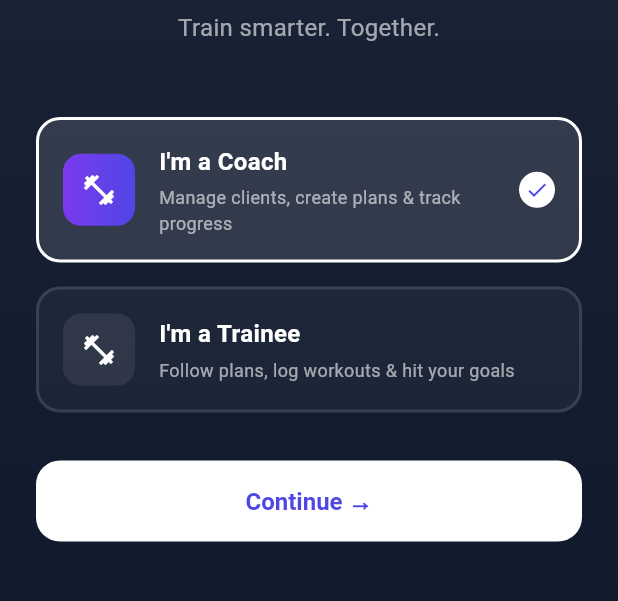
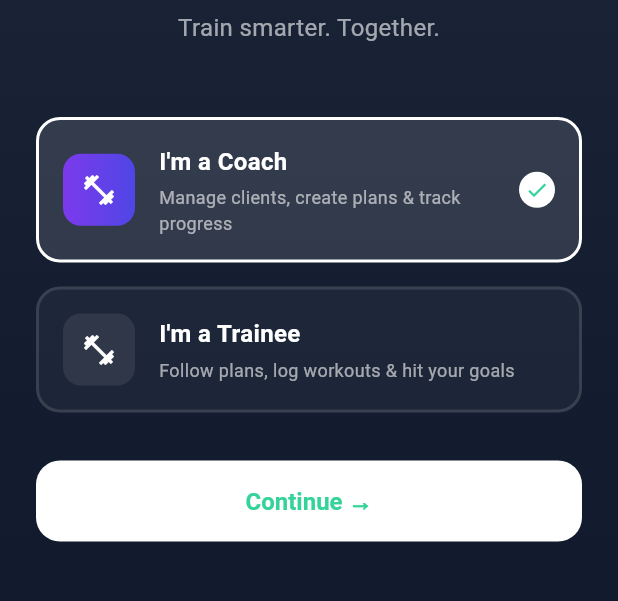
Before and after one commit to omarfaysal1111/guidr, a Flutter app: the screen it shows after launch, after a tap on "I'm a Coach", on a phone screen of 412 x 824 dp, the part 444-1045 px from its top. Run offline on Flutter 3.47's test engine with Material 3 defaults, Android fonts, the phone set to English and light mode, and no system bars; our stand-ins replace equatable, flutter_bloc, get_it, shared_preferences; network calls fail.

Commit message:
Update configuration files and theme colors
- Added missing include statements in Debug.xcconfig and Release.xcconfig for iOS and macOS.
- Updated primary color definitions in app_colors.dart for better theme consistency.
- Changed CardTheme to CardThemeData in app_theme.dart for Flutter compatibility.
- Updated pubspec.lock with new package versions.
- Created Podfile for iOS and macOS with necessary configurations.

```diff
--- a/lib/core/theme/app_colors.dart
+++ b/lib/core/theme/app_colors.dart
@@ -1,31 +1,39 @@
 import 'package:flutter/material.dart';
 
 class AppColors {
-  static const Color primary = Color(0xFF4F46E5);
-  static const Color primaryDark = Color(0xFF3730A3);
-  static const Color primaryLight = Color(0xFFEEF2FF);
-  static const Color primaryGhost = Color(0x144F46E5); // ~0.08 alpha
+  // Primary Colors
+  static const Color primary = Color(0xFF34D399);
+  static const Color primaryDark = Color(0xFF0A3D22);
+  // Using 0x14 for ~0.08 alpha (8% opacity) on the primary color
+  static const Color primaryLight = Color(0x1434D399);
+  static const Color primaryGhost = Color(0x1434D399);
 
+  // Success Colors
   static const Color success = Color(0xFF10B981);
   static const Color successLight = Color(0xFFD1FAE5);
 
+  // Warning Colors
   static const Color warning = Color(0xFFF59E0B);
   static const Color warningLight = Color(0xFFFEF3C7);
 
+  // Error Colors
   static const Color error = Color(0xFFEF4444);
   static const Color errorLight = Color(0xFFFEE2E2);
 
+  // Text Colors
   static const Color textPrimary = Color(0xFF0F172A);
   static const Color textSecondary = Color(0xFF64748B);
   static const Color textMuted = Color(0xFF94A3B8);
 
+  // Background & Surface Colors
   static const Color surface = Color(0xFFF1F5F9);
   static const Color background = Color(0xFFF8FAFC);
   static const Color border = Color(0xFFE2E8F0);
   static const Color card = Color(0xFFFFFFFF);
 
+  // Gradients
   static const LinearGradient workoutGradient = LinearGradient(
-    colors: [Color(0xFF4F46E5), Color(0xFF7C3AED)],
+    colors: [Color(0xFF34D399), Color(0xFF2BC48A)],
     begin: Alignment.topLeft,
     end: Alignment.bottomRight,
   );
@@ -43,7 +51,7 @@ class AppColors {
   );
 
   static const LinearGradient onboardingGradient = LinearGradient(
-    colors: [Color(0xFF1E1B4B), Color(0xFF4F46E5)],
+    colors: [Color(0xFF1E1B4B), Color(0xFF34D399)],
     begin: Alignment.topLeft,
     end: Alignment.bottomRight,
   );
--- a/lib/core/theme/app_theme.dart
+++ b/lib/core/theme/app_theme.dart
@@ -88,7 +88,7 @@ class AppTheme {
         thickness: 1,
         space: 1,
       ),
-      cardTheme: CardTheme(
+      cardTheme: CardThemeData(
         color: AppColors.card,
         elevation: 0,
         margin: EdgeInsets.zero,
```
Also changed, not shown: pubspec.lock, 6 other files.
